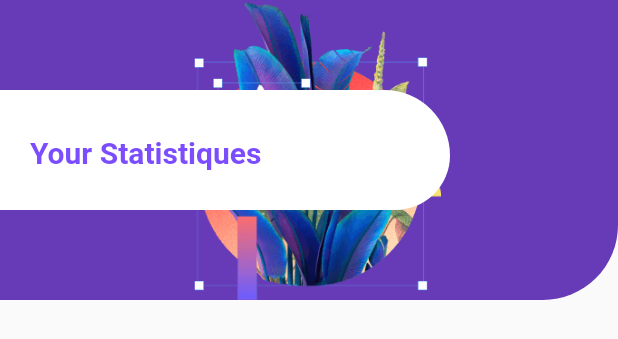
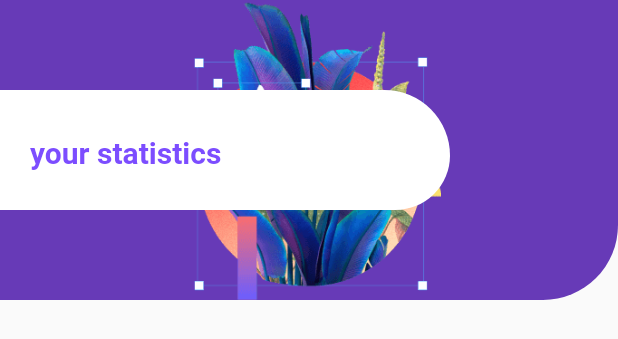
Before and after one commit to IDRISSHACKER/lifelinesms, a Flutter app: the Head widget shown alone on an empty page, opened directly, on a phone screen of 412 x 824 dp. Shown: the top 339 px of the screen. Run offline on Flutter 3.47's test engine with Material 2 defaults, Android fonts, the phone set to English and light mode, and no system bars; our stand-ins replace flutter_svg; missing offline and left inert: open_url; network calls fail.

Commit message:
Fix title of homepage

```diff
--- a/lib/screens/dashboard/widgets/head.widget.dart
+++ b/lib/screens/dashboard/widgets/head.widget.dart
@@ -33,7 +33,7 @@ Widget Head() {
         Positioned(
           top: 90,
           left: 20,
-          child: Text("Your Statistiques",
+          child: Text("your statistics",
           style: TextStyle(
             fontSize: 20,
             color: Colors.deepPurpleAccent,
```
